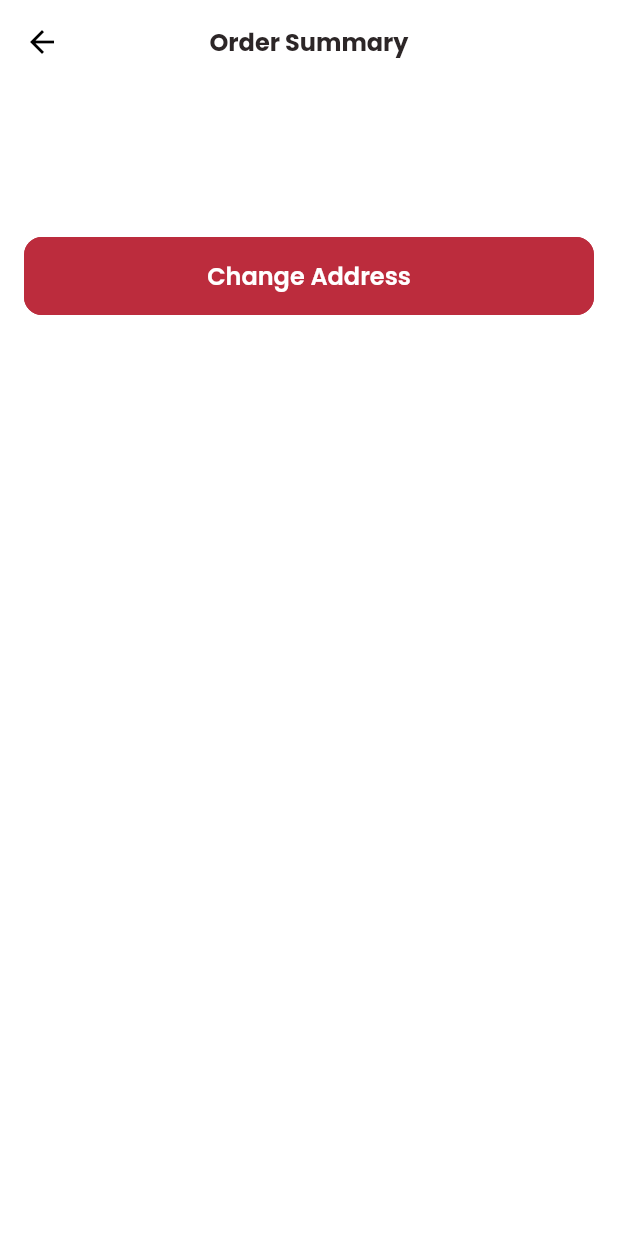
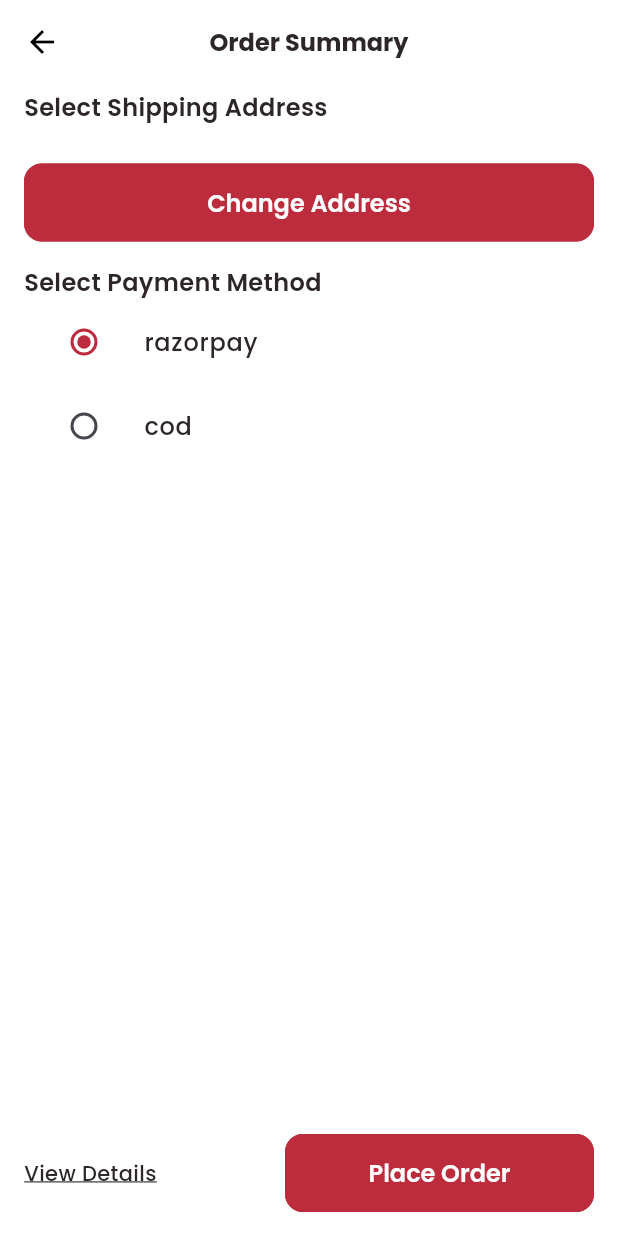
Before and after one commit to RitikJha93/BiteBuddy, a Flutter app: the OrderSummary screen opened by its route, on a phone screen of 412 x 824 dp. Run offline on Flutter 3.47's test engine with Material 3 defaults, Android fonts, the light colour scheme and no system bars; our stand-ins replace flutter_dotenv, get, get_storage, google_fonts, logger, lottie and 2 more; missing offline and left inert: razorpay_flutter; accounts and stored records are empty.

Commit message:
adding payment methods

```diff
--- a/lib/common/styles/text_style.dart
+++ b/lib/common/styles/text_style.dart
@@ -1,5 +1,6 @@
 import 'package:bitebuddy/utils/constants/colors.dart';
 import 'package:flutter/material.dart';
+import 'package:flutter/widgets.dart';
 import 'package:google_fonts/google_fonts.dart';
 
 class CommonTextStyles {
@@ -7,11 +8,13 @@ class CommonTextStyles {
       {Color color = TColors.dark,
       FontWeight fontWeight = FontWeight.w500,
       String? fontFamily,
+      TextDecoration textDecoration = TextDecoration.none,
       double fontsize = 14}) {
     return GoogleFonts.poppins(
-      color: color,
-      fontSize: fontsize,
-      fontWeight: fontWeight,
-    );
+        textStyle: TextStyle(
+            color: color,
+            fontSize: fontsize,
+            fontWeight: fontWeight,
+            decoration: textDecoration));
   }
 }
--- a/lib/features/authentication/controllers/login_controller.dart
+++ b/lib/features/authentication/controllers/login_controller.dart
@@ -1,5 +1,6 @@
 import 'package:bitebuddy/features/shop/screens/navigation_menu.dart';
 import 'package:bitebuddy/features/shop/screens/home/home_screen.dart';
+import 'package:bitebuddy/utils/constants/colors.dart';
 import 'package:bitebuddy/utils/helpers/helper_function.dart';
 import 'package:bitebuddy/utils/localstorage/local_storage.dart';
 import 'package:bitebuddy/utils/localstorage/storage_keys.dart';
@@ -31,7 +32,7 @@ class LoginController extends GetxController {
       if (data.user != null) {
         StorageService.storage
             .write(StorageKeys.userSession, data.session!.toJson());
-        HelperFunctions.showSnackbar("Logged in SuccessFully");
+        HelperFunctions.showSnackbar("Logged in SuccessFully",TColors.successColor);
         // Get.offAll(() => const BottomNavigationMenu());
         Get.offAllNamed(Routes.home);
       }
@@ -39,7 +40,7 @@ class LoginController extends GetxController {
     } on AuthException catch (e) {
       isLoading.value = false;
 
-      HelperFunctions.showSnackbar(e.message);
+      HelperFunctions.showSnackbar(e.message,TColors.errorColor);
     }
   }
 }
--- a/lib/features/shop/controllers/orders/order_controller.dart
+++ b/lib/features/shop/controllers/orders/order_controller.dart
@@ -1,13 +1,18 @@
 import 'package:bitebuddy/features/authentication/models/address_model.dart';
+import 'package:bitebuddy/utils/constants/enums.dart';
+import 'package:bitebuddy/utils/razorpay/razorpay_service.dart';
 import 'package:bitebuddy/utils/supabase/supabase_instance.dart';
 import 'package:get/get.dart';
 
 class OrderController extends GetxController {
   static OrderController get instance => Get.find();
+  RxList<Address> addressess = <Address>[].obs;
 
   RxString selectedAddress = "".obs;
-  RxString paymentMethod = "".obs;
-  RxList<Address> addressess = <Address>[].obs;
+
+  Rx<PaymentMethods> selectedPaymentMethod = PaymentMethods.razorpay.obs;
+
+  final RazorpayService _razorpayService = Get.find<RazorpayService>();
 
   var isLoading = false.obs;
   @override
@@ -26,10 +31,30 @@ class OrderController extends GetxController {
           .eq("user_id", userId);
 
       addressess.value = response.map((add) => Address.fromJson(add)).toList();
+      if (addressess.isNotEmpty) {
+        selectedAddress.value = addressess[0].id ?? '';
+      }
     } catch (e) {
       print(e.toString());
     } finally {
       isLoading.value = false;
     }
   }
+
+  Future<void> placeOrder() async {
+    double amount = 1.0; // Amount in INR
+    String contact = "1234567890"; // User contact
+    String email = "test@example.com";
+
+    isLoading.value = true;
+
+    if (selectedPaymentMethod.value == PaymentMethods.razorpay) {
+      _razorpayService.openCheckout(
+          amount: amount, contact: contact, email: email);
+    } else {
+      print("cod is selected");
+    }
+
+    isLoading.value = false;
+  }
 }
--- /dev/null
+++ b/lib/features/shop/controllers/payments/payment_controller.dart
@@ -0,0 +1,5 @@
+import 'package:get/get.dart';
+
+class PaymentController extends GetxController{
+
+}
--- a/lib/features/shop/screens/order-summary/order-summary.dart
+++ b/lib/features/shop/screens/order-summary/order-summary.dart
@@ -3,9 +3,11 @@ import 'package:bitebuddy/common/widgets/custom_appbar.dart';
 import 'package:bitebuddy/common/widgets/loader.dart';
 import 'package:bitebuddy/features/shop/controllers/orders/order_controller.dart';
 import 'package:bitebuddy/features/shop/screens/order-summary/widgets/address_select.dart';
+import 'package:bitebuddy/features/shop/screens/order-summary/widgets/order_bottom_bar.dart';
 import 'package:bitebuddy/features/shop/screens/order-summary/widgets/payment_options.dart';
 import 'package:bitebuddy/utils/constants/colors.dart';
 import 'package:bitebuddy/utils/constants/sizes.dart';
+import 'package:bitebuddy/utils/razorpay/razorpay_service.dart';
 import 'package:flutter/material.dart';
 import 'package:get/get.dart';
 
@@ -14,6 +16,7 @@ class OrderSummary extends StatelessWidget {
 
   @override
   Widget build(BuildContext context) {
+    Get.put(RazorpayService());
     final controller = Get.put(OrderController());
 
     return Scaffold(
@@ -35,10 +38,18 @@ class OrderSummary extends StatelessWidget {
           child: Padding(
             padding: EdgeInsets.symmetric(horizontal: TSizes.md, vertical: 4),
             child: Column(
-                children: [AddressSelect(), PaymentOptions()],
+              children: [
+                AddressSelect(),
+                const SizedBox(
+                  height: TSizes.spaceBtwItems,
+                ),
+                PaymentOptions()
+              ],
             ),
           ),
         );
-        }));
+      }),
+      bottomNavigationBar: OrderBottomBar(),
+    );
   }
 }
--- a/lib/features/shop/screens/order-summary/widgets/address_select.dart
+++ b/lib/features/shop/screens/order-summary/widgets/address_select.dart
@@ -1,6 +1,7 @@
-import 'package:bitebuddy/features/shop/controllers/cart/cart_controller.dart';
+import 'package:bitebuddy/common/styles/text_style.dart';
 import 'package:bitebuddy/features/shop/controllers/orders/order_controller.dart';
 import 'package:bitebuddy/features/shop/screens/order-summary/widgets/address_select_card.dart';
+import 'package:bitebuddy/utils/constants/colors.dart';
 import 'package:bitebuddy/utils/constants/sizes.dart';
 import 'package:bitebuddy/utils/device/device_utilities.dart';
 import 'package:bitebuddy/utils/routes/routes.dart';
@@ -13,15 +14,24 @@ class AddressSelect extends StatelessWidget {
   @override
   Widget build(BuildContext context) {
     final controller = OrderController.instance;
-    return SizedBox(
-        height: 150,
-        child: Column(
+    return Column(
+      mainAxisSize: MainAxisSize.min,
+      crossAxisAlignment: CrossAxisAlignment.start,
       children: [
+        Text(
+          "Select Shipping Address",
+          style: CommonTextStyles()
+              .setTextStyle(fontsize: 16, fontWeight: FontWeight.w600),
+        ),
+        const SizedBox(height: TSizes.sm),
         Obx(() {
-              return Expanded(
+          return Flexible(
+            fit: FlexFit.loose,
             child: ListView.separated(
-                  // shrinkWrap: true,
-                  // physics: const NeverScrollableScrollPhysics(),
+              shrinkWrap: true,
+              physics: controller.addressess.length > 2
+                  ? const ScrollPhysics()
+                  : const NeverScrollableScrollPhysics(),
               scrollDirection: controller.addressess.length > 2
                   ? Axis.horizontal
                   : Axis.vertical,
@@ -33,7 +43,7 @@ class AddressSelect extends StatelessWidget {
               separatorBuilder: (context, index) => SizedBox(
                 height: controller.addressess.length > 2
                     ? 0
-                        : TSizes.spaceBtwItems,
+                    : TSizes.spaceBtwInputFields,
                 width: controller.addressess.length > 2
                     ? TSizes.spaceBtwInputFields
                     : 0,
@@ -41,16 +51,17 @@ class AddressSelect extends StatelessWidget {
             ),
           );
         }),
-            const SizedBox(height: TSizes.spaceBtwItems),
+        const SizedBox(height: TSizes.spaceBtwInputFields),
         SizedBox(
           width: TDeviceUtilites.getScreenHeight(),
           child: ElevatedButton(
             onPressed: () {
               Get.toNamed(Routes.shippingDetails);
             },
-                  child: const Text("Change Address")),
-            )
+            child: const Text("Change Address"),
+          ),
+        ),
       ],
-        ));
+    );
   }
 }
--- a/lib/features/shop/screens/order-summary/widgets/address_select_card.dart
+++ b/lib/features/shop/screens/order-summary/widgets/address_select_card.dart
@@ -1,6 +1,5 @@
 import 'package:bitebuddy/common/styles/text_style.dart';
 import 'package:bitebuddy/features/authentication/models/address_model.dart';
-import 'package:bitebuddy/features/shop/controllers/cart/cart_controller.dart';
 import 'package:bitebuddy/features/shop/controllers/orders/order_controller.dart';
 import 'package:bitebuddy/utils/constants/colors.dart';
 import 'package:bitebuddy/utils/constants/sizes.dart';
--- /dev/null
+++ b/lib/features/shop/screens/order-summary/widgets/order_bottom_bar.dart
@@ -0,0 +1,61 @@
+import 'package:bitebuddy/common/styles/text_style.dart';
+import 'package:bitebuddy/features/shop/controllers/orders/order_controller.dart';
+import 'package:bitebuddy/utils/constants/colors.dart';
+import 'package:bitebuddy/utils/device/device_utilities.dart';
+import 'package:flutter/material.dart';
+import 'package:get/get.dart';
+
+class OrderBottomBar extends StatelessWidget {
+  const OrderBottomBar({super.key});
+
+  @override
+  Widget build(BuildContext context) {
+    final OrderController controller = Get.find();
+
+    return Container(
+      color: Colors.white,
+      padding: const EdgeInsets.all(16.0),
+      child: Row(
+        mainAxisAlignment: MainAxisAlignment.spaceBetween,
+        children: [
+          GestureDetector(
+            onTap: () {
+              showModalBottomSheet(
+                context: context,
+                builder: (context) {
+                  return Container(
+                    height: 200,
+                    padding: const EdgeInsets.all(16.0),
+                    child: const Center(
+                      child: Text('Details of the order'),
+                    ),
+                  );
+                },
+              );
+            },
+            child: Text(
+              'View Details',
+              style: CommonTextStyles().setTextStyle(
+                  fontsize: 14.0, textDecoration: TextDecoration.underline),
+            ),
+          ),
+          SizedBox(
+            width: TDeviceUtilites.getScreenWidth() * 0.5,
+            child: ElevatedButton(
+              onPressed: () {
+                controller.placeOrder();
+              },
+              child: Text(
+                'Place Order',
+                style: CommonTextStyles().setTextStyle(
+                    fontsize: 16,
+                    fontWeight: FontWeight.w600,
+                    color: TColors.light),
+              ),
+            ),
+          ),
+        ],
+      ),
+    );
+  }
+}
--- a/lib/features/shop/screens/order-summary/widgets/payment_options.dart
+++ b/lib/features/shop/screens/order-summary/widgets/payment_options.dart
@@ -1,10 +1,47 @@
+import 'package:bitebuddy/common/styles/text_style.dart';
+import 'package:bitebuddy/features/shop/controllers/orders/order_controller.dart';
+import 'package:bitebuddy/utils/constants/colors.dart';
+import 'package:bitebuddy/utils/constants/enums.dart';
+import 'package:bitebuddy/utils/constants/sizes.dart';
 import 'package:flutter/material.dart';
+import 'package:get/get.dart';
 
 class PaymentOptions extends StatelessWidget {
   const PaymentOptions({super.key});
 
   @override
   Widget build(BuildContext context) {
-    return Container();
+    final controller = OrderController.instance;
+    return Column(
+      crossAxisAlignment: CrossAxisAlignment.start,
+      children: [
+        Text(
+          "Select Payment Method",
+          style: CommonTextStyles()
+              .setTextStyle(fontsize: 16, fontWeight: FontWeight.w600),
+        ),
+        ListView.builder(
+          shrinkWrap: true,
+          itemCount: PaymentMethods.values.length,
+          itemBuilder: (context, index) {
+            final method = PaymentMethods.values[index];
+            return Obx(() => ListTile(
+                  leading: Radio<PaymentMethods>(
+                    activeColor: TColors.primaryColor,
+                    value: method,
+                    groupValue: controller.selectedPaymentMethod.value,
+                    onChanged: (value) {
+                      controller.selectedPaymentMethod.value = value!;
+                    },
+                  ),
+                  title: Text(
+                    method.toString().split('.').last,
+                    style: CommonTextStyles().setTextStyle(fontsize: TSizes.md),
+                  ),
+                ));
+          },
+        ),
+      ],
+    );
   }
 }
--- a/lib/main.dart
+++ b/lib/main.dart
@@ -41,6 +41,7 @@ class MyApp extends StatelessWidget {
       themeMode: ThemeMode.light,
       theme: TAppTheme.lightTheme,
       darkTheme: TAppTheme.darkTheme,
+
       getPages: AppRouter.pages,
       home: Scaffold(
         body: Container(
--- a/lib/utils/constants/colors.dart
+++ b/lib/utils/constants/colors.dart
@@ -19,5 +19,8 @@ class TColors {
 
   //border colors
   static const Color inputBorderCoor = Color(0xffB9B4C7);
+
   //error and validation colors
+  static const Color successColor = Color(0xff0A6847);
+  static const Color errorColor = Color(0xffD04848);
 }
--- a/lib/utils/helpers/helper_function.dart
+++ b/lib/utils/helpers/helper_function.dart
@@ -12,9 +12,9 @@ class HelperFunctions {
     return null;
   }
 
-  static void showSnackbar(String message) {
+  static void showSnackbar(String message, Color color) {
     ScaffoldMessenger.of(Get.context!).showSnackBar(SnackBar(
-        backgroundColor: TColors.primaryColor,
+        backgroundColor: color,
         content: Text(
           message,
           style: CommonTextStyles()
--- /dev/null
+++ b/lib/utils/razorpay/razorpay_service.dart
@@ -0,0 +1,65 @@
+import 'package:bitebuddy/utils/constants/colors.dart';
+import 'package:bitebuddy/utils/helpers/helper_function.dart';
+import 'package:flutter/material.dart';
+import 'package:flutter_dotenv/flutter_dotenv.dart';
+import 'package:get/get.dart';
+import 'package:razorpay_flutter/razorpay_flutter.dart';
+
+class RazorpayService extends GetxService {
+  late Razorpay _razorpay;
+
+  @override
+  void onInit() {
+    super.onInit();
+    _razorpay = Razorpay();
+    _razorpay.on(Razorpay.EVENT_PAYMENT_SUCCESS, _handlePaymentSuccess);
+    _razorpay.on(Razorpay.EVENT_PAYMENT_ERROR, _handlePaymentError);
+    _razorpay.on(Razorpay.EVENT_EXTERNAL_WALLET, _handleExternalWallet);
+  }
+
+  @override
+  void onClose() {
+    _razorpay.clear();
+    super.onClose();
+  }
+
+  void openCheckout(
+      {required double amount,
+      required String contact,
+      required String email}) {
+    var options = {
+      'key':
+          dotenv.env['RAZORPAY_TEST_KEY'], // Replace with your Razorpay API key
+      'amount': (amount * 100).toInt(), // Amount in paise
+      'name': 'Test Payment',
+      'description': 'Payment for the order',
+      'prefill': {
+        'contact': contact,
+        'email': email,
+      },
+      'external': {
+        'wallets': ['paytm']
+      }
+    };
+
+    try {
+      _razorpay.open(options);
+    } catch (e) {
+      debugPrint('Error: $e');
+    }
+  }
+
+  void _handlePaymentSuccess(PaymentSuccessResponse response) {
+    HelperFunctions.showSnackbar(
+        'payment Success , Payment ID : ${response.paymentId}',
+        TColors.successColor);
+  }
+
+  void _handlePaymentError(PaymentFailureResponse response) {
+    HelperFunctions.showSnackbar('Payment Cancelled', TColors.errorColor);
+  }
+
+  void _handleExternalWallet(ExternalWalletResponse response) {
+    Get.snackbar('External Wallet', 'Wallet Name: ${response.walletName}');
+  }
+}
--- a/pubspec.yaml
+++ b/pubspec.yaml
@@ -53,6 +53,7 @@ dependencies:
   smooth_page_indicator: ^1.1.0
   lottie: ^3.1.0
   google_fonts: ^6.2.1
+  razorpay_flutter: ^1.3.7
 
 dev_dependencies:
   flutter_test:
```
Also changed, not shown: lib/features/authentication/controllers/signup_controller.dart (+4 -3 lines), lib/features/shop/controllers/cart/cart_controller.dart (+7 -3 lines), pubspec.lock. Lines whose indentation alone changed are shown as unchanged.
